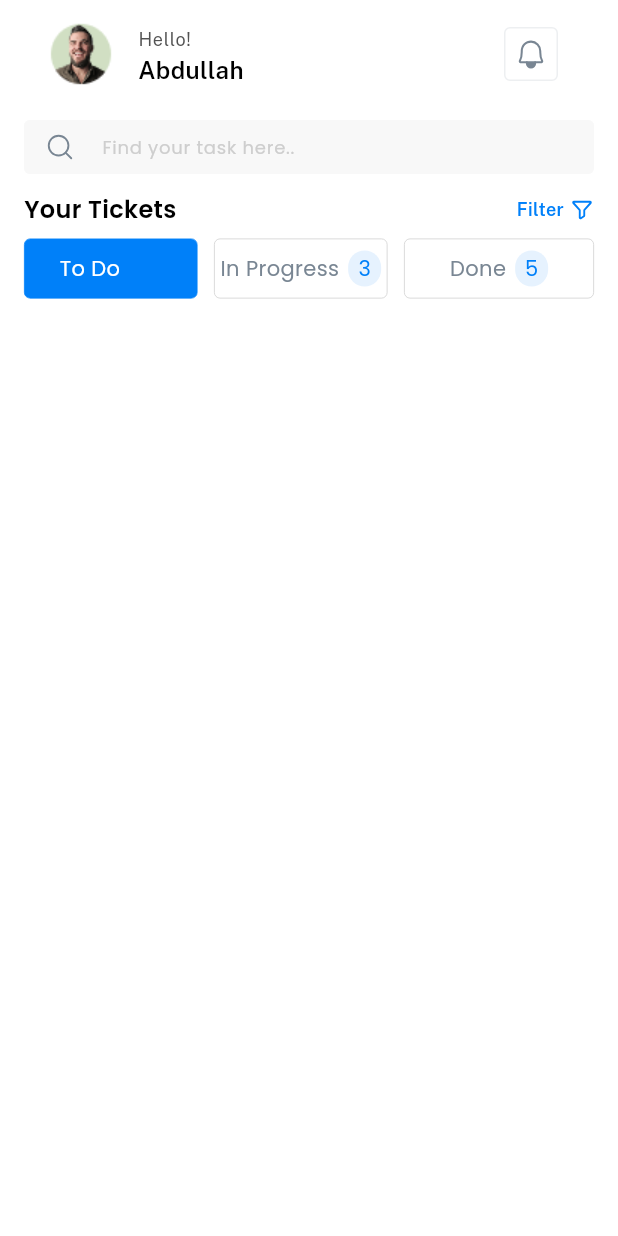
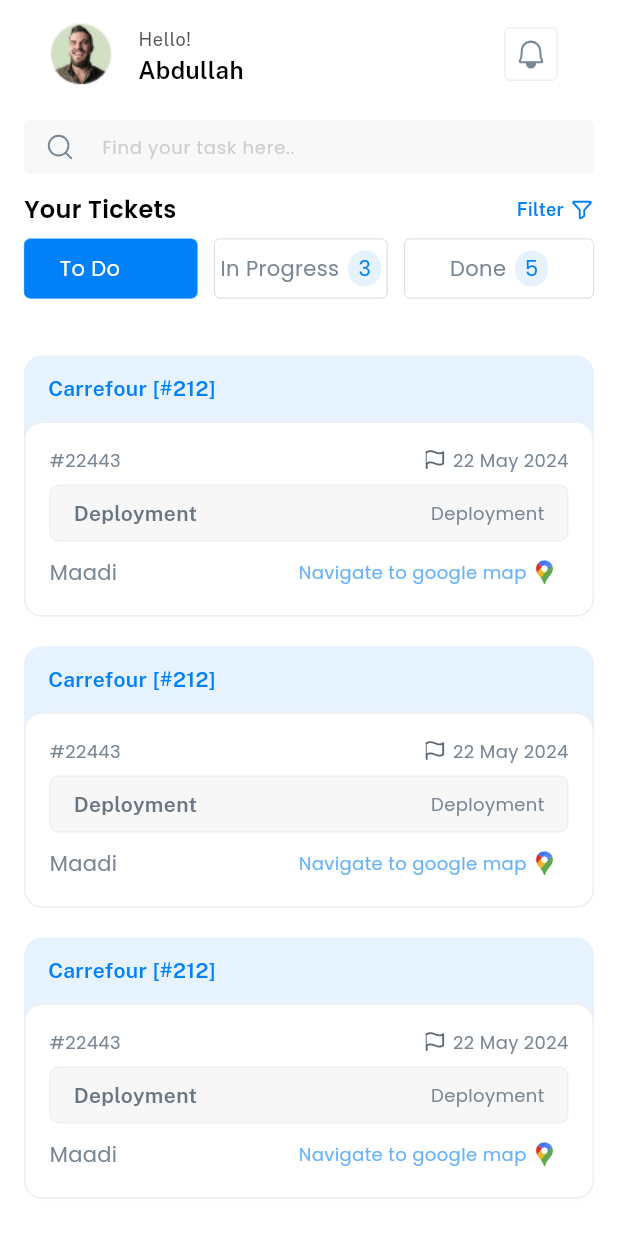
Before and after one commit to mostafanagy0/Softwaves-FSM, a Flutter app: the HomeView screen opened by its route, on a phone screen of 412 x 824 dp. Run offline on Flutter 3.47's test engine with Material 3 defaults, Android fonts, the phone set to English and light mode, and no system bars; our stand-ins replace bloc, dartz, equatable, flutter_bloc, flutter_secure_storage, flutter_svg and 2 more; missing offline and left inert: flutter_appauth; accounts and stored records are empty.

Commit message:
finish ticket list view

```diff
--- a/lib/core/utils/colors.dart
+++ b/lib/core/utils/colors.dart
@@ -5,4 +5,5 @@
   static const Color darkGray = Color(0xFF535353);
   static const Color dark = Color(0xFF000000);
   static const Color gray = Color(0xFFCECECE);
+  static const Color lightBlue = Color(0xFFE6F2FE);
 }
--- a/lib/features/home/presentation/views/home_view.dart
+++ b/lib/features/home/presentation/views/home_view.dart
@@ -3,6 +3,7 @@
 import 'package:fsm/features/home/presentation/widgets/custom_head_line_and_filtring_widget.dart';
 import 'package:fsm/features/home/presentation/widgets/custom_home_app_bar.dart';
 import 'package:fsm/features/home/presentation/widgets/custom_search_text_filed.dart';
+import 'package:fsm/features/home/presentation/widgets/ticket_widgets/tickets_list_view.dart';
 
 class HomeView extends StatelessWidget {
   const HomeView({super.key});
@@ -26,6 +27,7 @@
               SizedBox(height: 8),
               ComponentsWidget(numbers: [2, 3, 5]),
               SizedBox(height: 24),
+              TicketsListView(),
             ],
           ),
         ),
@@ -33,15 +35,3 @@
     );
   }
 }
-class CustomTicketItem extends StatelessWidget {
-  const CustomTicketItem({super.key});
-
-  @override
-  Widget build(BuildContext context) {
-    return  Container(decoration: BoxDecoration(
-color: Color(0xff)
-
-
-    ),);
-  }
-}
--- /dev/null
+++ b/lib/features/home/presentation/widgets/ticket_widgets/custom_ticket_item.dart
@@ -0,0 +1,63 @@
+import 'package:flutter/material.dart';
+import 'package:fsm/core/utils/colors.dart';
+import 'package:fsm/core/utils/styles.dart';
+import 'package:fsm/features/home/presentation/widgets/ticket_widgets/deployment_widget.dart';
+import 'package:fsm/features/home/presentation/widgets/ticket_widgets/location_widget.dart';
+import 'package:fsm/features/home/presentation/widgets/ticket_widgets/ticket_number_and_date_widget.dart';
+
+class CustomTicketItem extends StatelessWidget {
+  const CustomTicketItem({super.key});
+
+  @override
+  Widget build(BuildContext context) {
+    return Container(
+      margin: const EdgeInsets.symmetric(vertical: 6),
+      decoration: BoxDecoration(
+        color: AppColors.lightBlue,
+        borderRadius: BorderRadius.circular(12),
+      ),
+      child: Column(
+        crossAxisAlignment: CrossAxisAlignment.start,
+        children: [
+          Padding(
+            padding: const EdgeInsets.symmetric(horizontal: 16, vertical: 12),
+            child: Text(
+              'Carrefour [#212]',
+              style: TextStyles.sans12SemiBold.copyWith(
+                color: AppColors.primaryColor,
+                fontSize: 14,
+              ),
+            ),
+          ),
+          Container(
+            padding: const EdgeInsets.all(16),
+            decoration: BoxDecoration(
+              color: Colors.white,
+              borderRadius: BorderRadius.circular(12),
+              border: Border.all(color: const Color(0xFFEDEFF1), width: 1),
+              boxShadow: [
+                BoxShadow(
+                  color: const Color(0x02000000),
+                  blurRadius: 6,
+                  offset: const Offset(2, 2),
+                ),
+              ],
+            ),
+            child: Column(
+              crossAxisAlignment: CrossAxisAlignment.start,
+              children: [
+                TicketNumberAndDate(),
+                const SizedBox(height: 8),
+
+                DeploymentWidget(),
+                const SizedBox(height: 8),
+
+                LocationWidget(),
+              ],
+            ),
+          ),
+        ],
+      ),
+    );
+  }
+}
--- /dev/null
+++ b/lib/features/home/presentation/widgets/ticket_widgets/deployment_widget.dart
@@ -0,0 +1,36 @@
+import 'package:flutter/material.dart';
+import 'package:fsm/core/utils/styles.dart';
+
+class DeploymentWidget extends StatelessWidget {
+  const DeploymentWidget({super.key});
+
+  @override
+  Widget build(BuildContext context) {
+    return Container(
+      padding: const EdgeInsets.symmetric(horizontal: 15, vertical: 8),
+      decoration: BoxDecoration(
+        color: const Color(0xFFF7F7F7),
+        borderRadius: BorderRadius.circular(6),
+        border: Border.all(color: const Color(0xFFEDEFF1), width: 1),
+      ),
+      child: Row(
+        children: [
+          Text(
+            'Deployment',
+            style: TextStyles.sans16SemiBold.copyWith(
+              color: const Color(0xFF697682),
+              fontSize: 14,
+            ),
+          ),
+          const Spacer(),
+          Text(
+            'Deployment',
+            style: TextStyles.poppins12Regular.copyWith(
+              color: const Color(0xFF798693),
+            ),
+          ),
+        ],
+      ),
+    );
+  }
+}
--- /dev/null
+++ b/lib/features/home/presentation/widgets/ticket_widgets/location_widget.dart
@@ -0,0 +1,42 @@
+import 'package:flutter/material.dart';
+import 'package:flutter_svg/svg.dart';
+import 'package:fsm/core/utils/styles.dart' show TextStyles;
+
+class LocationWidget extends StatelessWidget {
+  const LocationWidget({super.key});
+
+  @override
+  Widget build(BuildContext context) {
+    return Row(
+      children: [
+        Text(
+          'Maadi',
+          style: TextStyles.poppins14Medium.copyWith(
+            color: const Color(0xFF798693),
+            fontSize: 14,
+          ),
+        ),
+        const Spacer(),
+        Container(
+          padding: const EdgeInsets.symmetric(horizontal: 8, vertical: 4),
+          decoration: BoxDecoration(
+            color: Colors.white,
+            borderRadius: BorderRadius.circular(4),
+          ),
+          child: Row(
+            children: [
+              Text(
+                'Navigate to google map',
+                style: TextStyles.poppins12Regular.copyWith(
+                  color: const Color(0xFF66B3FB),
+                ),
+              ),
+              const SizedBox(width: 4),
+              SvgPicture.asset('assets/images/maps.svg'),
+            ],
+          ),
+        ),
+      ],
+    );
+  }
+}
--- /dev/null
+++ b/lib/features/home/presentation/widgets/ticket_widgets/ticket_number_and_date_widget.dart
@@ -0,0 +1,31 @@
+import 'package:flutter/material.dart';
+import 'package:flutter_svg/svg.dart';
+import 'package:fsm/core/utils/styles.dart';
+
+class TicketNumberAndDate extends StatelessWidget {
+  const TicketNumberAndDate({super.key});
+
+  @override
+  Widget build(BuildContext context) {
+    return Row(
+      children: [
+        Text(
+          '#22443',
+          style: TextStyles.poppins14Medium.copyWith(
+            color: const Color(0xFF798693),
+            fontSize: 12,
+          ),
+        ),
+        const Spacer(),
+        SvgPicture.asset('assets/images/Flag.svg'),
+        const SizedBox(width: 4),
+        Text(
+          '22 May 2024',
+          style: TextStyles.poppins12Regular.copyWith(
+            color: const Color(0xFF798693),
+          ),
+        ),
+      ],
+    );
+  }
+}
--- /dev/null
+++ b/lib/features/home/presentation/widgets/ticket_widgets/tickets_list_view.dart
@@ -0,0 +1,21 @@
+import 'package:flutter/material.dart';
+import 'package:fsm/features/home/presentation/widgets/ticket_widgets/custom_ticket_item.dart';
+
+class TicketsListView extends StatelessWidget {
+  const TicketsListView({super.key});
+
+  @override
+  Widget build(BuildContext context) {
+    return Expanded(
+      child: ListView.builder(
+        itemCount: 3,
+        itemBuilder: (context, index) {
+          return Padding(
+            padding: const EdgeInsets.only(top: 8),
+            child: const CustomTicketItem(),
+          );
+        },
+      ),
+    );
+  }
+}
```
Also changed, not shown: assets/images/Flag.svg (added), assets/images/Frame.svg (added), assets/images/maps.svg (added).
